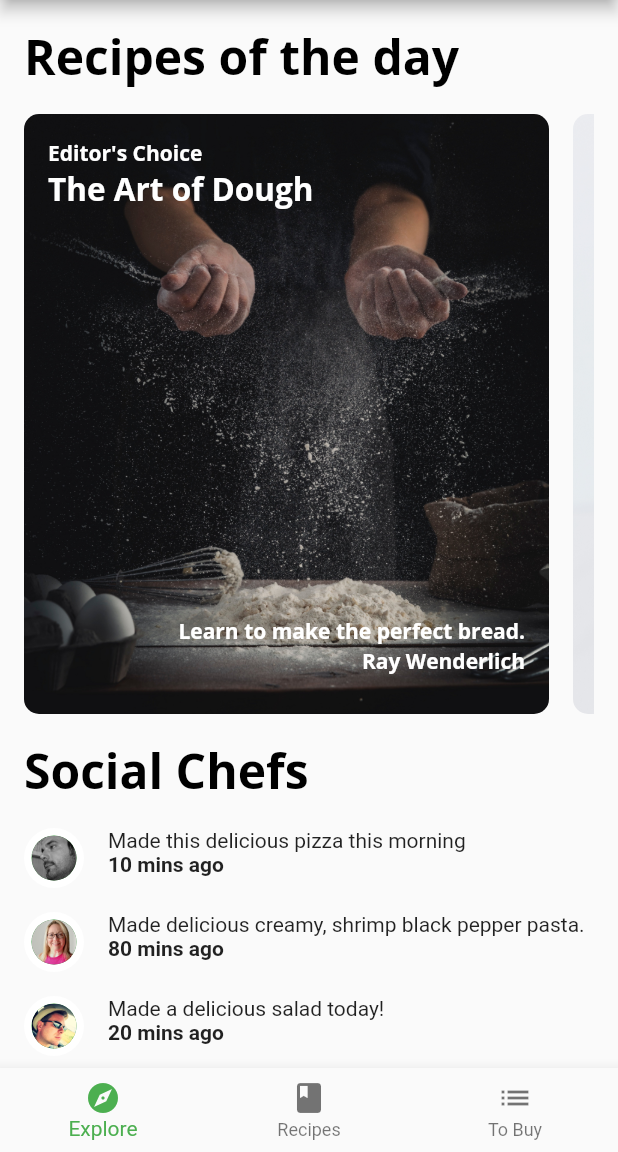
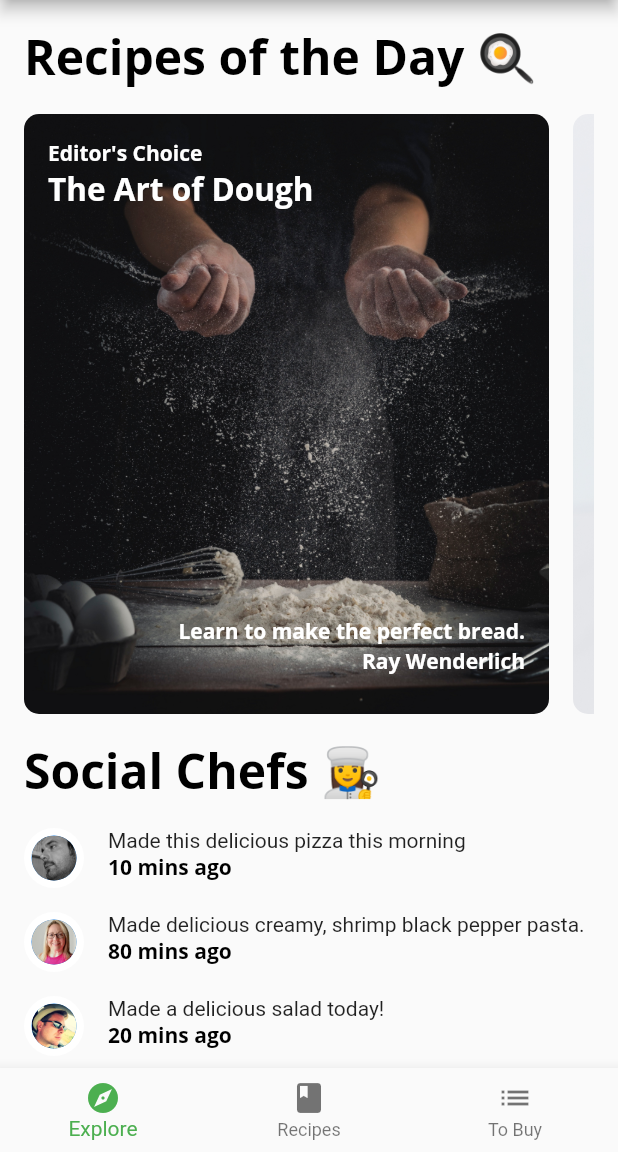
Before and after one commit to rafaellotto/fooderlich, a Flutter app: the screen it shows after launch, on a phone screen of 412 x 824 dp, the part 84-1236 px from its top. Run offline on Flutter 3.47's test engine with Material 2 defaults, Android fonts, the phone set to English and light mode, and no system bars; our stand-ins replace google_fonts.

Commit message:
Starting item 6.1

```diff
--- a/lib/components/components.dart
+++ b/lib/components/components.dart
@@ -3,7 +3,8 @@ export 'card1.dart';
 export 'card2.dart';
 export 'card3.dart';
 export 'circle_image.dart';
+export 'friend_post_list_view.dart';
 export 'friend_post_tile.dart';
-export 'friend_post_list_view.dart';
 export 'recipe_thumbnail.dart';
 export 'recipes_grid_view.dart';
+export 'today_recipe_list_view.dart';
--- a/lib/components/friend_post_list_view.dart
+++ b/lib/components/friend_post_list_view.dart
@@ -1,7 +1,7 @@
 import 'package:flutter/material.dart';
-import 'package:fooderlich/components/components.dart';
 
-import 'package:fooderlich/models/models.dart';
+import '../components/components.dart';
+import '../models/models.dart';
 
 class FriendPostListView extends StatelessWidget {
   final List<Post> friendPosts;
@@ -23,7 +23,7 @@ class FriendPostListView extends StatelessWidget {
         crossAxisAlignment: CrossAxisAlignment.start,
         children: [
           Text(
-            'Social Chefs',
+            'Social Chefs 👩‍🍳',
             style: Theme.of(context).textTheme.headline1,
           ),
           const SizedBox(height: 16),
@@ -33,15 +33,13 @@ class FriendPostListView extends StatelessWidget {
               shrinkWrap: true,
               scrollDirection: Axis.vertical,
               itemCount: friendPosts.length,
+              itemBuilder: (context, index) {
+                final post = friendPosts[index];
+                return FriendPostTile(post: post);
+              },
               separatorBuilder: (context, index) {
                 return const SizedBox(height: 16);
-            },
-            itemBuilder: (context, index) {
-              final post = friendPosts[index];
-
-              return FriendPostTile(post: post);
-            },
-          ),
+              }),
           const SizedBox(height: 16),
         ],
       ),
--- a/lib/components/friend_post_tile.dart
+++ b/lib/components/friend_post_tile.dart
@@ -1,6 +1,7 @@
 import 'package:flutter/material.dart';
-import 'package:fooderlich/components/circle_image.dart';
-import 'package:fooderlich/models/post.dart';
+
+import '../components/components.dart';
+import '../models/models.dart';
 
 class FriendPostTile extends StatelessWidget {
   final Post post;
@@ -12,30 +13,23 @@ class FriendPostTile extends StatelessWidget {
 
   @override
   Widget build(BuildContext context) {
-    // 1
     return Row(
       crossAxisAlignment: CrossAxisAlignment.start,
       mainAxisAlignment: MainAxisAlignment.start,
       children: [
-        // 2
         CircleImage(
-          imageProvider: AssetImage(post.profileImageUrl),
+          imageProvider: AssetImage('${post.profileImageUrl}'),
           imageRadius: 20,
         ),
-        // 3
         const SizedBox(width: 16),
-        // 4
         Expanded(
-          // 5
           child: Column(
             crossAxisAlignment: CrossAxisAlignment.start,
             children: [
-              // 6
               Text(post.comment),
-              // 7
               Text(
                 '${post.timestamp} mins ago',
-                style: const TextStyle(fontWeight: FontWeight.w700),
+                style: Theme.of(context).textTheme.bodyText1,
               ),
             ],
           ),
--- a/lib/components/today_recipe_list_view.dart
+++ b/lib/components/today_recipe_list_view.dart
@@ -1,9 +1,7 @@
 import 'package:flutter/material.dart';
-import 'package:fooderlich/components/card1.dart';
-import 'package:fooderlich/components/card2.dart';
-import 'package:fooderlich/components/card3.dart';
 
-import 'package:fooderlich/models/explore_recipe.dart';
+import '../components/components.dart';
+import '../models/models.dart';
 
 class TodayRecipeListView extends StatelessWidget {
   final List<ExploreRecipe> recipes;
@@ -25,7 +23,7 @@ class TodayRecipeListView extends StatelessWidget {
         crossAxisAlignment: CrossAxisAlignment.start,
         children: [
           Text(
-            'Recipes of the day',
+            'Recipes of the Day 🍳',
             style: Theme.of(context).textTheme.headline1,
           ),
           const SizedBox(height: 16),
@@ -50,15 +48,14 @@ class TodayRecipeListView extends StatelessWidget {
   }
 
   Widget buildCard(ExploreRecipe recipe) {
-    switch (recipe.cardType) {
-      case RecipeCardType.card1:
-        return Card1(recipe: recipe);
-      case RecipeCardType.card2:
-        return Card2(recipe: recipe);
-      case RecipeCardType.card3:
-        return Card3(recipe: recipe);
-      default:
-        throw Exception("This card doesn't exist yet");
+    if (recipe.cardType == RecipeCardType.card1) {
+      return Card1(recipe: recipe);
+    } else if (recipe.cardType == RecipeCardType.card2) {
+      return Card2(recipe: recipe);
+    } else if (recipe.cardType == RecipeCardType.card3) {
+      return Card3(recipe: recipe);
+    } else {
+      throw Exception("This card doesn't exist yet");
     }
   }
 }
--- a/lib/fooderlich_theme.dart
+++ b/lib/fooderlich_theme.dart
@@ -60,7 +60,6 @@ class FooderlichTheme {
 
   static ThemeData light() {
     return ThemeData(
-      primarySwatch: Colors.green,
       brightness: Brightness.light,
       checkboxTheme: CheckboxThemeData(
         fillColor: MaterialStateColor.resolveWith((states) {
@@ -74,6 +73,9 @@ class FooderlichTheme {
       floatingActionButtonTheme: const FloatingActionButtonThemeData(
         foregroundColor: Colors.white,
         backgroundColor: Colors.black,
+      ),
+      bottomNavigationBarTheme: const BottomNavigationBarThemeData(
+        selectedItemColor: Colors.green,
       ),
       textTheme: lightTextTheme,
     );
--- a/lib/home.dart
+++ b/lib/home.dart
@@ -1,6 +1,7 @@
 import 'package:flutter/material.dart';
-import 'package:fooderlich/screens/explore_screen.dart';
-import 'package:fooderlich/screens/recipes_screen.dart';
+
+import 'screens/explore_screen.dart';
+import 'screens/recipes_screen.dart';
 
 class Home extends StatefulWidget {
   const Home({Key? key}) : super(key: key);
@@ -13,8 +14,9 @@ class _HomeState extends State<Home> {
   int _selectedIndex = 0;
 
   static List<Widget> pages = <Widget>[
-    const ExploreScreen(),
+    ExploreScreen(),
     RecipesScreen(),
+    // TODO 1: Replace with grocery screen
     Container(color: Colors.blue),
   ];
 
@@ -26,6 +28,7 @@ class _HomeState extends State<Home> {
 
   @override
   Widget build(BuildContext context) {
+    // TODO 9: Wrap inside a Consumer Widget
     return Scaffold(
       appBar: AppBar(
         title: Text(
@@ -38,16 +41,16 @@ class _HomeState extends State<Home> {
         selectedItemColor: Theme.of(context).textSelectionTheme.selectionColor,
         currentIndex: _selectedIndex,
         onTap: _onItemTapped,
-        items: const <BottomNavigationBarItem>[
-          BottomNavigationBarItem(
+        items: <BottomNavigationBarItem>[
+          const BottomNavigationBarItem(
             icon: Icon(Icons.explore),
             label: 'Explore',
           ),
-          BottomNavigationBarItem(
+          const BottomNavigationBarItem(
             icon: Icon(Icons.book),
             label: 'Recipes',
           ),
-          BottomNavigationBarItem(
+          const BottomNavigationBarItem(
             icon: Icon(Icons.list),
             label: 'To Buy',
           ),
--- a/lib/main.dart
+++ b/lib/main.dart
@@ -9,12 +9,14 @@ void main() {
 
 class Fooderlich extends StatelessWidget {
   const Fooderlich({Key? key}) : super(key: key);
+
   @override
   Widget build(BuildContext context) {
     final theme = FooderlichTheme.light();
     return MaterialApp(
       theme: theme,
       title: 'Fooderlich',
+      // TODO 8: Replace this with MultiProvider
       home: const Home(),
     );
   }
--- a/lib/models/models.dart
+++ b/lib/models/models.dart
@@ -1,4 +1,4 @@
+export 'explore_data.dart';
 export 'explore_recipe.dart';
 export 'post.dart';
 export 'simple_recipe.dart';
-export 'explore_data.dart';
--- a/lib/screens/explore_screen.dart
+++ b/lib/screens/explore_screen.dart
@@ -1,48 +1,13 @@
-import 'dart:developer';
+import 'package:flutter/material.dart';
 
-import 'package:flutter/material.dart';
-import 'package:fooderlich/api/mock_fooderlich_service.dart';
-import 'package:fooderlich/components/components.dart';
-import 'package:fooderlich/components/today_recipe_list_view.dart';
-import 'package:fooderlich/models/models.dart';
+import '../api/mock_fooderlich_service.dart';
+import '../components/components.dart';
+import '../models/models.dart';
 
-class ExploreScreen extends StatefulWidget {
-  const ExploreScreen({Key? key}) : super(key: key);
+class ExploreScreen extends StatelessWidget {
+  final mockService = MockFooderlichService();
 
-  @override
-  State<ExploreScreen> createState() => _ExploreScreenState();
-}
-
-class _ExploreScreenState extends State<ExploreScreen> {
-  final mockService = MockFooderlichService();
-  late ScrollController _scrollController;
-
-  @override
-  void initState() {
-    super.initState();
-    _scrollController = ScrollController();
-    _scrollController.addListener(_scrollListener);
-  }
-
-  @override
-  void dispose() {
-    _scrollController.dispose();
-    super.dispose();
-  }
-
-  void _scrollListener() {
-    if (_scrollController.offset >=
-            _scrollController.position.maxScrollExtent &&
-        !_scrollController.position.outOfRange) {
-      log('I am at the bottom');
-    }
-
-    if (_scrollController.offset <=
-            _scrollController.position.minScrollExtent &&
-        !_scrollController.position.outOfRange) {
-      log('I am at the top');
-    }
-  }
+  ExploreScreen({Key? key}) : super(key: key);
 
   @override
   Widget build(BuildContext context) {
@@ -50,19 +15,13 @@ class _ExploreScreenState extends State<ExploreScreen> {
       future: mockService.getExploreData(),
       builder: (context, AsyncSnapshot<ExploreData> snapshot) {
         if (snapshot.connectionState == ConnectionState.done) {
-          return ListView(
-            controller: _scrollController,
-            scrollDirection: Axis.vertical,
-            children: [
-              TodayRecipeListView(recipes: snapshot.data?.todayRecipes ?? []),
-              const SizedBox(height: 16),
-              FriendPostListView(friendPosts: snapshot.data?.friendPosts ?? []),
-            ],
-          );
+          return ListView(scrollDirection: Axis.vertical, children: [
+            TodayRecipeListView(recipes: snapshot.data?.todayRecipes ?? []),
+            const SizedBox(height: 16),
+            FriendPostListView(friendPosts: snapshot.data?.friendPosts ?? [])
+          ]);
         } else {
-          return const Center(
-            child: CircularProgressIndicator(),
-          );
+          return const Center(child: CircularProgressIndicator());
         }
       },
     );
--- a/pubspec.yaml
+++ b/pubspec.yaml
@@ -25,3 +25,4 @@ flutter:
     - assets/magazine_pics/
     - assets/sample_data/
     - assets/profile_pics/
+    - assets/fooderlich_assets/
```
Also changed, not shown: lib/api/mock_fooderlich_service.dart (+6 -5 lines), lib/components/card3.dart (+11 -8 lines), lib/components/recipe_thumbnail.dart (+4 -3 lines), lib/components/recipes_grid_view.dart (+8 -9 lines), lib/screens/recipes_screen.dart (+7 -8 lines), assets/fooderlich_assets/empty_list.png (added). Lines whose indentation alone changed are shown as unchanged.
